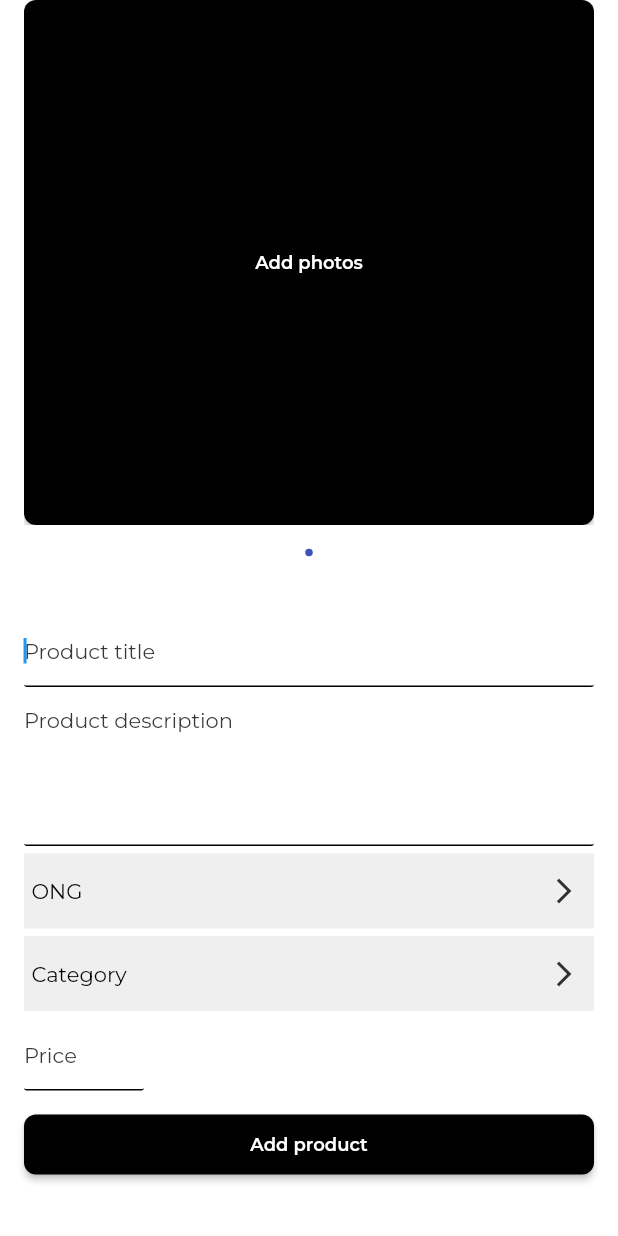
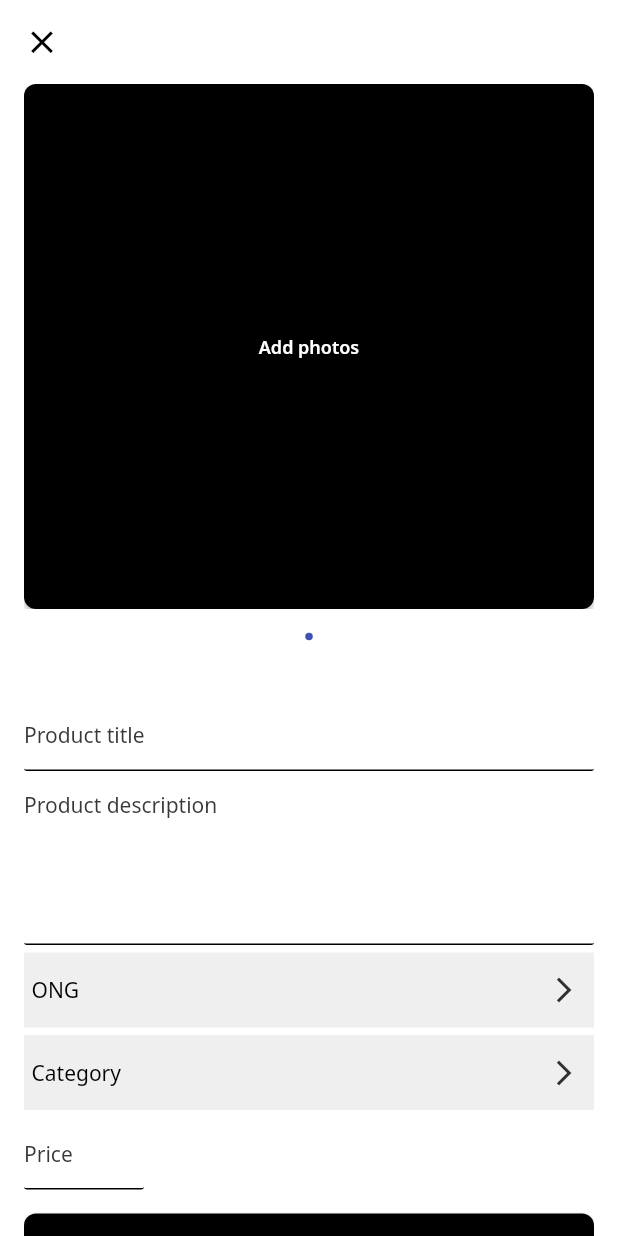
Before and after one commit to JosephVerdy/ong3, a Flutter app: the AddproductWidget screen opened directly, on a phone screen of 412 x 824 dp. Run offline on Flutter 3.47's test engine with Material 2 defaults, Android fonts, the phone set to English and light mode, and no system bars; drawn by our look-alikes of auto_size_text, smooth_page_indicator; our stand-ins replace built_collection, built_value, cached_network_image, cloud_firestore, file_picker, firebase_auth and 16 more; missing offline and left inert: dash_chat, json_path, mime_type; accounts and stored records are empty.

Commit message:
add product popup + font Noto Sans

```diff
--- a/lib/addproduct/addproduct_widget.dart
+++ b/lib/addproduct/addproduct_widget.dart
@@ -7,6 +7,7 @@ import '../backend/backend.dart';
 import '../backend/firebase_storage/storage.dart';
 import '../flutter_flow/flutter_flow_theme.dart';
 import '../flutter_flow/flutter_flow_widgets.dart';
+import '../flutter_flow/flutter_flow_icon_button.dart';
 import 'package:flutter/material.dart';
 import 'package:image_picker/image_picker.dart';
 import 'package:smooth_page_indicator/smooth_page_indicator.dart' as smooth_page_indicator;
@@ -112,6 +113,26 @@ class _AddproductWidgetState extends State<AddproductWidget> {
     return Scaffold(
       key: scaffoldKey,
       backgroundColor: FlutterFlowTheme.of(context).primaryBackground,
+      appBar: AppBar(
+        backgroundColor: FlutterFlowTheme.of(context).primaryBackground,
+        automaticallyImplyLeading: false,
+        leading: FlutterFlowIconButton(
+          borderColor: Colors.transparent,
+          borderRadius: 30,
+          borderWidth: 1,
+          buttonSize: 60,
+          icon: Icon(
+            Icons.close,
+            color: FlutterFlowTheme.of(context).primaryColor,
+            size: 25,
+          ),
+          onPressed: () {
+            Navigator.pop(context);
+          },
+        ),
+        actions: [],
+        elevation: 0,
+      ),
       body: SafeArea(
         child: GestureDetector(
           onTap: () => FocusScope.of(context).unfocus(),
@@ -161,7 +182,7 @@ class _AddproductWidgetState extends State<AddproductWidget> {
                                           height: 40,
                                           color: FlutterFlowTheme.of(context).primaryColor,
                                           textStyle: FlutterFlowTheme.of(context).subtitle2.override(
-                                                fontFamily: 'Montserrat',
+                                                fontFamily: 'Noto Sans',
                                                 color: Colors.white,
                                                 fontSize: 12,
                                               ),
@@ -242,12 +263,11 @@ class _AddproductWidgetState extends State<AddproductWidget> {
                       children: [
                         TextFormField(
                           controller: tFprodTitleController,
-                          autofocus: true,
                           obscureText: false,
                           decoration: InputDecoration(
                             hintText: 'Product title',
                             hintStyle: FlutterFlowTheme.of(context).bodyText2.override(
-                                  fontFamily: 'Montserrat',
+                                  fontFamily: 'Noto Sans',
                                   fontSize: 14,
                                   fontWeight: FontWeight.normal,
                                 ),
@@ -288,13 +308,12 @@ class _AddproductWidgetState extends State<AddproductWidget> {
                             padding: EdgeInsetsDirectional.fromSTEB(0, 5, 0, 0),
                             child: TextFormField(
                               controller: tFprodDescriptionController,
-                              autofocus: true,
                               obscureText: false,
                               decoration: InputDecoration(
                                 isDense: true,
                                 hintText: 'Product description',
                                 hintStyle: FlutterFlowTheme.of(context).bodyText2.override(
-                                      fontFamily: 'Montserrat',
+                                      fontFamily: 'Noto Sans',
                                       fontSize: 14,
                                       fontWeight: FontWeight.normal,
                                     ),
@@ -441,12 +460,11 @@ class _AddproductWidgetState extends State<AddproductWidget> {
                                   width: 80,
                                   child: TextFormField(
                                     controller: tFPriceController,
-                                    autofocus: true,
                                     obscureText: false,
                                     decoration: InputDecoration(
                                       hintText: 'Price',
                                       hintStyle: FlutterFlowTheme.of(context).bodyText2.override(
-                                            fontFamily: 'Montserrat',
+                                            fontFamily: 'Noto Sans',
                                             fontSize: 14,
                                             fontWeight: FontWeight.normal,
                                           ),
@@ -497,7 +515,7 @@ class _AddproductWidgetState extends State<AddproductWidget> {
                               height: 40,
                               color: FlutterFlowTheme.of(context).primaryColor,
                               textStyle: FlutterFlowTheme.of(context).subtitle2.override(
-                                    fontFamily: 'Montserrat',
+                                    fontFamily: 'Noto Sans',
                                     color: Colors.white,
                                     fontSize: 12,
                                     fontWeight: FontWeight.w600,
--- a/lib/choose_category/choose_category_widget.dart
+++ b/lib/choose_category/choose_category_widget.dart
@@ -40,7 +40,7 @@ class _ChooseCategoryWidgetState extends State<ChooseCategoryWidget> {
         title: Text(
           'Choose Category',
           style: FlutterFlowTheme.of(context).title2.override(
-                fontFamily: 'Montserrat',
+                fontFamily: 'Noto Sans',
                 color: FlutterFlowTheme.of(context).primaryColor,
                 fontSize: 22,
               ),
@@ -85,7 +85,7 @@ class _ChooseCategoryWidgetState extends State<ChooseCategoryWidget> {
                           title: Text(
                             columnCategoriesRecord.name ?? "no name",
                             style: FlutterFlowTheme.of(context).title3.override(
-                                  fontFamily: 'Montserrat',
+                                  fontFamily: 'Noto Sans',
                                   fontSize: 14,
                                   fontWeight: FontWeight.normal,
                                 ),
--- a/lib/choose_ong/choose_ong_widget.dart
+++ b/lib/choose_ong/choose_ong_widget.dart
@@ -41,7 +41,7 @@ class _ChooseOngWidgetState extends State<ChooseOngWidget> {
         title: Text(
           'Choose your ONG',
           style: FlutterFlowTheme.of(context).title2.override(
-                fontFamily: 'Montserrat',
+                fontFamily: 'Noto Sans',
                 color: FlutterFlowTheme.of(context).primaryColor,
                 fontSize: 22,
               ),
@@ -82,7 +82,7 @@ class _ChooseOngWidgetState extends State<ChooseOngWidget> {
                           title: Text(
                             columnOngsRecord.name ?? "no name",
                             style: FlutterFlowTheme.of(context).title3.override(
-                                  fontFamily: 'Montserrat',
+                                  fontFamily: 'Noto Sans',
                                   fontSize: 14,
                                   fontWeight: FontWeight.normal,
                                 ),
--- a/lib/choose_ong_type/choose_ong_type_widget.dart
+++ b/lib/choose_ong_type/choose_ong_type_widget.dart
@@ -40,7 +40,7 @@ class _ChooseOngTypeWidgetState extends State<ChooseOngTypeWidget> {
         title: Text(
           'Choose your ONG type',
           style: FlutterFlowTheme.of(context).title2.override(
-                fontFamily: 'Montserrat',
+                fontFamily: 'Noto Sans',
                 color: FlutterFlowTheme.of(context).primaryColor,
                 fontSize: 22,
               ),
@@ -85,7 +85,7 @@ class _ChooseOngTypeWidgetState extends State<ChooseOngTypeWidget> {
                           title: Text(
                             columnOngTypesRecord.name ?? "no name",
                             style: FlutterFlowTheme.of(context).title3.override(
-                                  fontFamily: 'Montserrat',
+                                  fontFamily: 'Noto Sans',
                                   fontSize: 14,
                                   fontWeight: FontWeight.normal,
                                 ),
--- a/lib/choose_subcategory/choose_subcategory.dart
+++ b/lib/choose_subcategory/choose_subcategory.dart
@@ -40,7 +40,7 @@ class _ChooseSubCategoryWidgetState extends State<ChooseSubCategoryWidget> {
         title: Text(
           'Choose SubCategory',
           style: FlutterFlowTheme.of(context).title2.override(
-                fontFamily: 'Montserrat',
+                fontFamily: 'Noto Sans',
                 color: FlutterFlowTheme.of(context).primaryColor,
                 fontSize: 22,
               ),
@@ -79,7 +79,7 @@ class _ChooseSubCategoryWidgetState extends State<ChooseSubCategoryWidget> {
                           title: Text(
                             columnSubCategoryRecord.name ?? "no name",
                             style: FlutterFlowTheme.of(context).title3.override(
-                                  fontFamily: 'Montserrat',
+                                  fontFamily: 'Noto Sans',
                                   fontSize: 14,
                                   fontWeight: FontWeight.normal,
                                 ),
--- a/lib/components/shipping_adress_widget.dart
+++ b/lib/components/shipping_adress_widget.dart
@@ -60,7 +60,7 @@ class _ShippingAdressWidgetState extends State<ShippingAdressWidget> {
               Text(
                 'Shipping address',
                 style: FlutterFlowTheme.of(context).bodyText1.override(
-                      fontFamily: 'Montserrat',
+                      fontFamily: 'Noto Sans',
                       fontSize: 16,
                       fontWeight: FontWeight.w600,
                     ),
@@ -73,7 +73,7 @@ class _ShippingAdressWidgetState extends State<ShippingAdressWidget> {
                   width: 180,
                   height: 30,
                   textStyle: FlutterFlowTheme.of(context).bodyText1.override(
-                        fontFamily: 'Montserrat',
+                        fontFamily: 'Noto Sans',
                         color: Colors.black,
                       ),
                   hintText: 'Civilité',
@@ -399,7 +399,7 @@ class _ShippingAdressWidgetState extends State<ShippingAdressWidget> {
                     height: 30,
                     color: FlutterFlowTheme.of(context).primaryColor,
                     textStyle: FlutterFlowTheme.of(context).subtitle2.override(
-                          fontFamily: 'Montserrat',
+                          fontFamily: 'Noto Sans',
                           color: Colors.white,
                           fontSize: 12,
                         ),
--- a/lib/favorites/favorites_widget.dart
+++ b/lib/favorites/favorites_widget.dart
@@ -190,7 +190,7 @@ class _FavoritesWidgetState extends State<FavoritesWidget> {
                                                 child: Text(
                                                   listViewProductsRecord.description!,
                                                   style: FlutterFlowTheme.of(context).bodyText1.override(
-                                                        fontFamily: 'Montserrat',
+                                                        fontFamily: 'Noto Sans',
                                                         fontSize: 12,
                                                       ),
                                                 ),
@@ -200,7 +200,7 @@ class _FavoritesWidgetState extends State<FavoritesWidget> {
                                                 child: Text(
                                                   listViewProductsRecord.price!.toString(),
                                                   style: FlutterFlowTheme.of(context).bodyText1.override(
-                                                        fontFamily: 'Montserrat',
+                                                        fontFamily: 'Noto Sans',
                                                         fontSize: 12,
                                                       ),
                                                 ),
@@ -217,7 +217,7 @@ class _FavoritesWidgetState extends State<FavoritesWidget> {
                                                     height: 30,
                                                     color: FlutterFlowTheme.of(context).primaryColor,
                                                     textStyle: FlutterFlowTheme.of(context).subtitle2.override(
-                                                          fontFamily: 'Montserrat',
+                                                          fontFamily: 'Noto Sans',
                                                           color: Colors.white,
                                                           fontSize: 12,
                                                         ),
--- a/lib/flutter_flow/flutter_flow_theme.dart
+++ b/lib/flutter_flow/flutter_flow_theme.dart
@@ -86,52 +86,52 @@ class ThemeTypography extends Typography {
 
   final FlutterFlowTheme theme;
 
-  String get title1Family => 'Montserrat';
+  String get title1Family => 'Noto Sans';
   TextStyle get title1 => GoogleFonts.getFont(
-        'Montserrat',
+        'Noto Sans',
         color: Colors.black,
         fontWeight: FontWeight.bold,
         fontSize: 32,
       );
-  String get title2Family => 'Montserrat';
+  String get title2Family => 'Noto Sans';
   TextStyle get title2 => GoogleFonts.getFont(
-        'Montserrat',
+        'Noto Sans',
         color: Colors.black,
         fontWeight: FontWeight.bold,
         fontSize: 26,
         fontStyle: FontStyle.normal,
       );
-  String get title3Family => 'Montserrat';
+  String get title3Family => 'Noto Sans';
   TextStyle get title3 => GoogleFonts.getFont(
-        'Montserrat',
+        'Noto Sans',
         color: Colors.black,
         fontWeight: FontWeight.bold,
         fontSize: 20,
       );
-  String get subtitle1Family => 'Montserrat';
+  String get subtitle1Family => 'Noto Sans';
   TextStyle get subtitle1 => GoogleFonts.getFont(
-        'Montserrat',
+        'Noto Sans',
         color: Colors.black,
         fontWeight: FontWeight.bold,
         fontSize: 18,
       );
-  String get subtitle2Family => 'Montserrat';
+  String get subtitle2Family => 'Noto Sans';
   TextStyle get subtitle2 => GoogleFonts.getFont(
-        'Montserrat',
+        'Noto Sans',
         color: Colors.black,
         fontWeight: FontWeight.w600,
         fontSize: 16,
       );
-  String get bodyText1Family => 'Montserrat';
+  String get bodyText1Family => 'Noto Sans';
   TextStyle get bodyText1 => GoogleFonts.getFont(
-        'Montserrat',
+        'Noto Sans',
         color: Colors.black,
         fontWeight: FontWeight.normal,
         fontSize: 14,
       );
-  String get bodyText2Family => 'Montserrat';
+  String get bodyText2Family => 'Noto Sans';
   TextStyle get bodyText2 => GoogleFonts.getFont(
-        'Montserrat',
+        'Noto Sans',
         color: theme.secondaryText,
         fontWeight: FontWeight.w500,
         fontSize: 12,
--- a/lib/forgotpassword/forgotpassword_widget.dart
+++ b/lib/forgotpassword/forgotpassword_widget.dart
@@ -128,7 +128,7 @@ class _ForgotpasswordWidgetState extends State<ForgotpasswordWidget> {
                       height: 40,
                       color: FlutterFlowTheme.of(context).primaryColor,
                       textStyle: FlutterFlowTheme.of(context).subtitle2.override(
-                            fontFamily: 'Montserrat',
+                            fontFamily: 'Noto Sans',
                             color: Colors.white,
                             fontSize: 12,
                           ),
--- a/lib/profile/profile_widget.dart
+++ b/lib/profile/profile_widget.dart
@@ -40,7 +40,7 @@ class _ProfileWidgetState extends State<ProfileWidget> {
         title: Text(
           'Welcome',
           style: FlutterFlowTheme.of(context).title2.override(
-                fontFamily: 'Montserrat',
+                fontFamily: 'Noto Sans',
                 color: FlutterFlowTheme.of(context).primaryColor,
                 fontSize: 22,
               ),
@@ -225,7 +225,7 @@ class _ProfileWidgetState extends State<ProfileWidget> {
                           height: 40,
                           color: FlutterFlowTheme.of(context).primaryColor,
                           textStyle: FlutterFlowTheme.of(context).subtitle2.override(
-                                fontFamily: 'Montserrat',
+                                fontFamily: 'Noto Sans',
                                 color: Colors.white,
                                 fontSize: 12,
                               ),
```
Also changed, not shown: lib/chatpage/chatpage_widget.dart (+4 -4 lines), lib/checkout_cart/checkout_cart_widget.dart (+4 -4 lines), lib/main.dart (+15 -4 lines), lib/prod_detail/prod_detail_widget.dart (+8 -8 lines).
